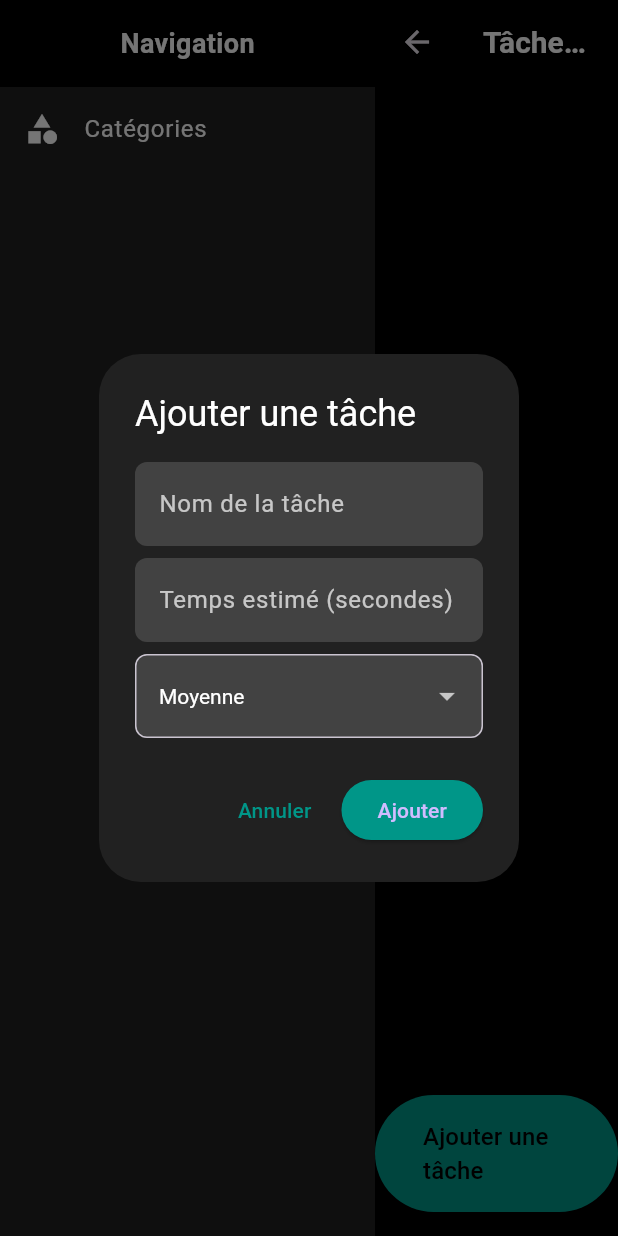
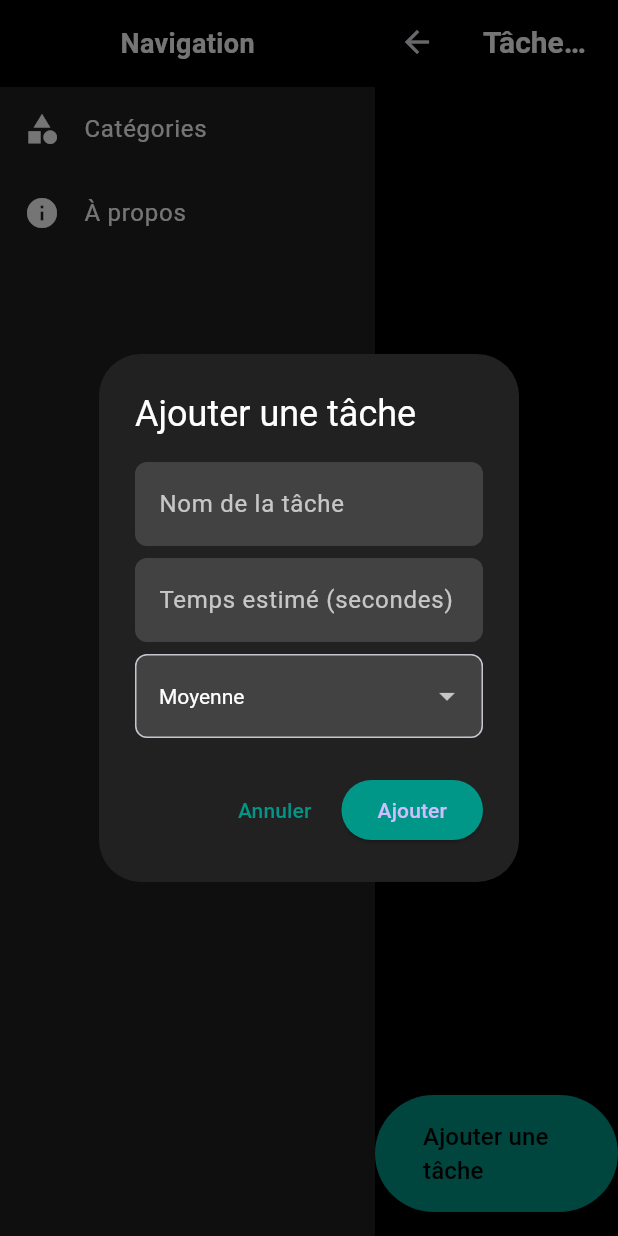
Before and after one commit to AmineNahi/CodeBrief, a Flutter app: the TasksScreen screen opened directly with empty values, after a tap on "Ajouter une tâche", on a phone screen of 412 x 824 dp. Run offline on Flutter 3.47's test engine with Material 3 defaults, Android fonts, the phone set to English and light mode, and no system bars; our stand-ins replace shared_preferences; accounts and stored records are empty.

Commit message:
Ajout d'une page de politique de confidentialité'

```diff
--- a/lib/screens/tasks_screen.dart
+++ b/lib/screens/tasks_screen.dart
@@ -1,18 +1,20 @@
+// lib/screens/tasks_screen.dart
+import 'dart:async'; // Import nécessaire pour Timer
 import 'package:flutter/material.dart';
-import 'dart:async';
 import 'package:uuid/uuid.dart';
 import '../models/task.dart';
 import '../services/local_storage.dart';
 import '../screens/home_screen.dart';
+import 'about_screen.dart';
 
 class TasksScreen extends StatefulWidget {
   final String projectId;
   final String projectName;
-
-  TasksScreen({
+  const TasksScreen({
+    Key? key,
     required this.projectId,
     required this.projectName,
-  });
+  }) : super(key: key);
 
   @override
   _TasksScreenState createState() => _TasksScreenState();
@@ -23,7 +25,6 @@ class _TasksScreenState extends State<TasksScreen> {
   final TextEditingController _nameController = TextEditingController();
   final TextEditingController _estimatedTimeController = TextEditingController();
   String? _selectedPriority = 'Moyenne';
-
   Timer? _timer;
   Task? _activeTask;
 
@@ -31,6 +32,12 @@ class _TasksScreenState extends State<TasksScreen> {
   void initState() {
     super.initState();
     _loadTasks();
+  }
+
+  @override
+  void dispose() {
+    _timer?.cancel();
+    super.dispose();
   }
 
   void _loadTasks() async {
@@ -44,9 +51,8 @@ class _TasksScreenState extends State<TasksScreen> {
 
   void _addTask(String name, int estimatedTime, String priority) {
     if (name.isEmpty) return;
-
     final newTask = Task(
-      id: Uuid().v4(),
+      id: const Uuid().v4(),
       name: name,
       projectId: widget.projectId,
       completed: false,
@@ -54,16 +60,14 @@ class _TasksScreenState extends State<TasksScreen> {
       elapsedTime: 0,
       priority: priority,
     );
-
     setState(() {
       _tasks.add(newTask);
       _tasks.sort((a, b) => a.priority.compareTo(b.priority));
     });
-
     LocalStorage.saveTasks(_tasks);
     _nameController.clear();
     _estimatedTimeController.clear();
-    _selectedPriority = 'Moyenne'; // Réinitialise la priorité
+    _selectedPriority = 'Moyenne';
   }
 
   void _markTaskAsCompleted(Task task) {
@@ -71,16 +75,15 @@ class _TasksScreenState extends State<TasksScreen> {
       task.completed = true;
       _tasks.sort((a, b) => a.completed ? 1 : -1);
     });
-
     LocalStorage.saveTasks(_tasks);
   }
 
   void _startTimer(Task task) {
+    _timer?.cancel();
     setState(() {
       _activeTask = task;
     });
-
-    _timer = Timer.periodic(Duration(seconds: 1), (_) {
+    _timer = Timer.periodic(const Duration(seconds: 1), (_) {
       setState(() {
         _activeTask?.elapsedTime++;
       });
@@ -122,8 +125,8 @@ class _TasksScreenState extends State<TasksScreen> {
               children: [
                 Container(
                   color: Colors.black,
-                  padding: EdgeInsets.symmetric(vertical: 16.0),
-                  child: Center(
+                  padding: const EdgeInsets.symmetric(vertical: 16.0),
+                  child: const Center(
                     child: Text(
                       'Navigation',
                       style: TextStyle(
@@ -138,8 +141,8 @@ class _TasksScreenState extends State<TasksScreen> {
                   child: ListView(
                     children: [
                       ListTile(
-                        leading: Icon(Icons.category, color: Colors.white),
-                        title: Text(
+                        leading: const Icon(Icons.category, color: Colors.white),
+                        title: const Text(
                           'Catégories',
                           style: TextStyle(color: Colors.white),
                         ),
@@ -152,13 +155,27 @@ class _TasksScreenState extends State<TasksScreen> {
                           );
                         },
                       ),
+                      ListTile(
+                        leading: const Icon(Icons.info, color: Colors.white),
+                        title: const Text(
+                          'À propos',
+                          style: TextStyle(color: Colors.white),
+                        ),
+                        onTap: () {
+                          Navigator.push(
+                            context,
+                            MaterialPageRoute(
+                              builder: (context) => const AboutScreen(),
+                            ),
+                          );
+                        },
+                      ),
                     ],
                   ),
                 ),
               ],
             ),
           ),
-
           // Section principale des tâches
           Expanded(
             child: Scaffold(
@@ -171,7 +188,7 @@ class _TasksScreenState extends State<TasksScreen> {
                 children: [
                   Expanded(
                     child: _tasks.isEmpty
-                        ? Center(
+                        ? const Center(
                             child: Text(
                               'Aucune tâche disponible.',
                               style: TextStyle(color: Colors.white70),
@@ -185,7 +202,7 @@ class _TasksScreenState extends State<TasksScreen> {
                                 color: task.completed
                                     ? Colors.green[900]
                                     : Colors.grey[900],
-                                margin: EdgeInsets.symmetric(
+                                margin: const EdgeInsets.symmetric(
                                     vertical: 8, horizontal: 16),
                                 child: ListTile(
                                   title: Text(
@@ -206,17 +223,17 @@ class _TasksScreenState extends State<TasksScreen> {
                                       Text(
                                         'Priorité : ${task.priority}',
                                         style:
-                                            TextStyle(color: Colors.white70),
+                                            const TextStyle(color: Colors.white70),
                                       ),
                                       Text(
                                         'Temps estimé : ${_formatTime(task.estimatedTime)}',
                                         style:
-                                            TextStyle(color: Colors.white70),
+                                            const TextStyle(color: Colors.white70),
                                       ),
                                       Text(
                                         'Temps écoulé : ${_formatTime(task.elapsedTime)}',
                                         style:
-                                            TextStyle(color: Colors.white70),
+                                            const TextStyle(color: Colors.white70),
                                       ),
                                     ],
                                   ),
@@ -226,24 +243,24 @@ class _TasksScreenState extends State<TasksScreen> {
                                       if (!task.completed) ...[
                                         if (_activeTask == task)
                                           IconButton(
-                                            icon: Icon(Icons.pause,
+                                            icon: const Icon(Icons.pause,
                                                 color: Colors.teal),
                                             onPressed: _pauseTimer,
                                           )
                                         else
                                           IconButton(
-                                            icon: Icon(Icons.play_arrow,
+                                            icon: const Icon(Icons.play_arrow,
                                                 color: Colors.teal),
                                             onPressed: () =>
                                                 _startTimer(task),
                                           ),
                                         IconButton(
-                                          icon: Icon(Icons.stop,
+                                          icon: const Icon(Icons.stop,
                                               color: Colors.redAccent),
                                           onPressed: () => _stopTimer(task),
                                         ),
                                         IconButton(
-                                          icon: Icon(Icons.check,
+                                          icon: const Icon(Icons.check,
                                               color: Colors.green),
                                           onPressed: () =>
                                               _markTaskAsCompleted(task),
@@ -262,10 +279,10 @@ class _TasksScreenState extends State<TasksScreen> {
                       onPressed: _showAddTaskDialog,
                       style: ElevatedButton.styleFrom(
                         backgroundColor: Colors.teal,
-                        padding: EdgeInsets.symmetric(
+                        padding: const EdgeInsets.symmetric(
                             horizontal: 32, vertical: 16),
                       ),
-                      child: Text(
+                      child: const Text(
                         'Ajouter une tâche',
                         style: TextStyle(color: Colors.black, fontSize: 16),
                       ),
@@ -286,7 +303,7 @@ class _TasksScreenState extends State<TasksScreen> {
       builder: (context) {
         return AlertDialog(
           backgroundColor: Colors.grey[900],
-          title: Text(
+          title: const Text(
             'Ajouter une tâche',
             style: TextStyle(color: Colors.white),
           ),
@@ -295,10 +312,10 @@ class _TasksScreenState extends State<TasksScreen> {
             children: [
               TextField(
                 controller: _nameController,
-                style: TextStyle(color: Colors.white),
+                style: const TextStyle(color: Colors.white),
                 decoration: InputDecoration(
                   hintText: 'Nom de la tâche',
-                  hintStyle: TextStyle(color: Colors.white70),
+                  hintStyle: const TextStyle(color: Colors.white70),
                   filled: true,
                   fillColor: Colors.grey[800],
                   border: OutlineInputBorder(
@@ -307,14 +324,14 @@ class _TasksScreenState extends State<TasksScreen> {
                   ),
                 ),
               ),
-              SizedBox(height: 8),
+              const SizedBox(height: 8),
               TextField(
                 controller: _estimatedTimeController,
                 keyboardType: TextInputType.number,
-                style: TextStyle(color: Colors.white),
+                style: const TextStyle(color: Colors.white),
                 decoration: InputDecoration(
                   hintText: 'Temps estimé (secondes)',
-                  hintStyle: TextStyle(color: Colors.white70),
+                  hintStyle: const TextStyle(color: Colors.white70),
                   filled: true,
                   fillColor: Colors.grey[800],
                   border: OutlineInputBorder(
@@ -323,7 +340,7 @@ class _TasksScreenState extends State<TasksScreen> {
                   ),
                 ),
               ),
-              SizedBox(height: 8),
+              const SizedBox(height: 8),
               DropdownButtonFormField<String>(
                 value: _selectedPriority,
                 items: ['Haute', 'Moyenne', 'Faible']
@@ -338,7 +355,7 @@ class _TasksScreenState extends State<TasksScreen> {
                   });
                 },
                 dropdownColor: Colors.grey[800],
-                style: TextStyle(color: Colors.white),
+                style: const TextStyle(color: Colors.white),
                 decoration: InputDecoration(
                   filled: true,
                   fillColor: Colors.grey[800],
@@ -352,7 +369,7 @@ class _TasksScreenState extends State<TasksScreen> {
           actions: [
             TextButton(
               onPressed: () => Navigator.pop(context),
-              child: Text(
+              child: const Text(
                 'Annuler',
                 style: TextStyle(color: Colors.teal),
               ),
@@ -367,7 +384,7 @@ class _TasksScreenState extends State<TasksScreen> {
                 Navigator.pop(context);
               },
               style: ElevatedButton.styleFrom(backgroundColor: Colors.teal),
-              child: Text('Ajouter'),
+              child: const Text('Ajouter'),
             ),
           ],
         );
```
Also changed, not shown: lib/screens/about_screen.dart (added, +116 -0 lines).
